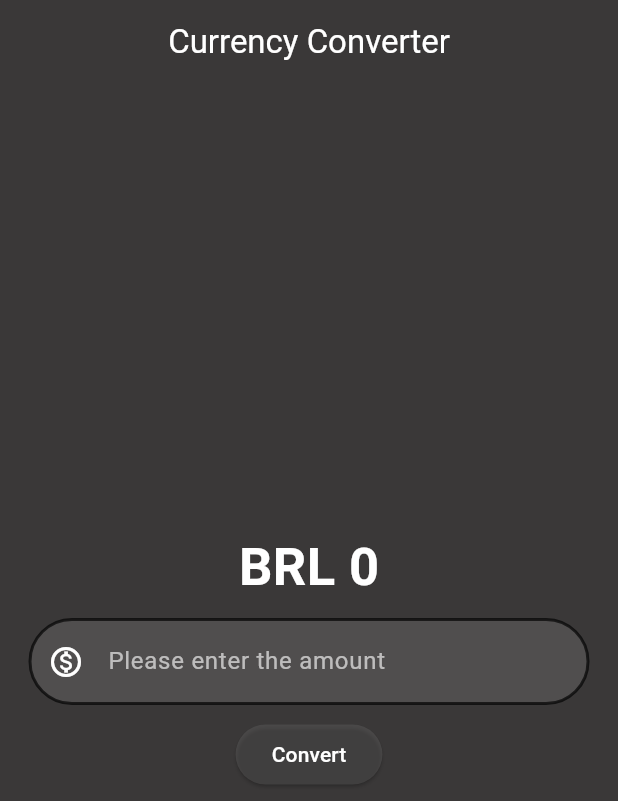
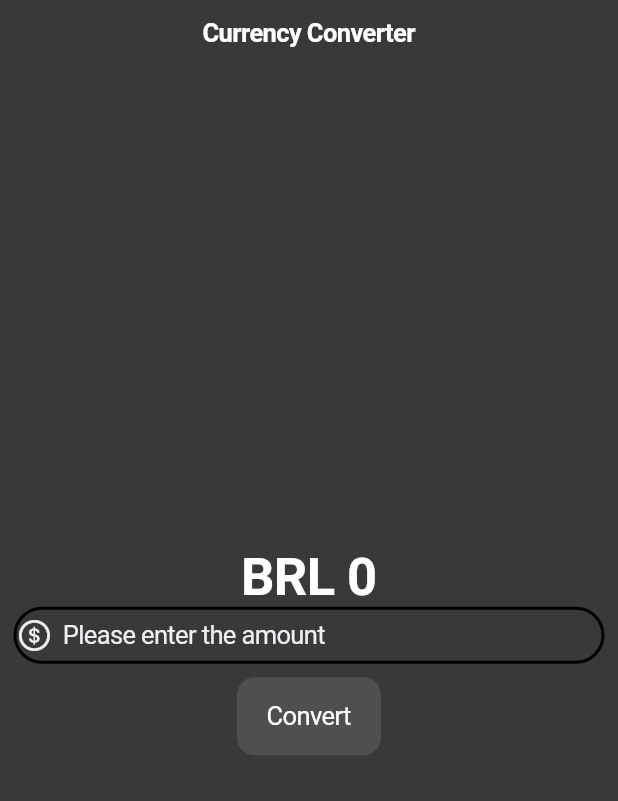
Before and after one commit to HevertonLessa/MOBILE-DEV, a Flutter app: the screen it shows after launch, on a phone screen of 412 x 824 dp. Shown: the top 801 px of the screen. Run offline on Flutter 3.47's test engine with Material 3 defaults, Android fonts, the phone set to English and light mode, and no system bars.

Commit message:
20/02/25

```diff
--- /dev/null
+++ b/Flutter/currency_converter/lib/currency_converter_cupertino.dart
@@ -0,0 +1,100 @@
+import 'package:flutter/cupertino.dart';
+import 'package:flutter/material.dart';
+
+class CurrencyConverterCupertinoPage extends StatefulWidget {
+  const CurrencyConverterCupertinoPage({super.key});
+
+  @override
+  State<CurrencyConverterCupertinoPage> createState() =>
+      _CurrencyConverterCupertinoPageState();
+}
+
+class _CurrencyConverterCupertinoPageState
+    extends State<CurrencyConverterCupertinoPage> {
+  double result = 0;
+  final TextEditingController textEditingController = TextEditingController();
+
+  void convert() {
+    result = double.parse(textEditingController.text) * 5.9;
+    setState(() {
+    });
+  }
+
+  @override
+  Widget build(BuildContext context) {
+    return CupertinoPageScaffold(
+      backgroundColor: Color.fromRGBO(58, 56, 56, 1),
+      navigationBar: CupertinoNavigationBar(
+        backgroundColor: Color.fromRGBO(
+          58,
+          56,
+          56,
+          1,
+        ),
+        middle: Text(
+          'Currency Converter',
+          style: TextStyle(
+            color: Colors.white,
+          ),
+        ),
+      ),
+      child: Center(
+        child: Padding(
+          padding: const EdgeInsets.all(10),
+          child: Column(
+            mainAxisAlignment: MainAxisAlignment.center,
+            children: [
+              Text(
+                'BRL ${result != 0 ? result.toStringAsFixed(2) : result.toStringAsFixed(0)}',
+                style: TextStyle(
+                  fontSize: 35,
+                  fontWeight: FontWeight.bold,
+                  color: Color.fromARGB(255, 255, 255, 255),
+                ),
+              ),
+              CupertinoTextField(
+                controller: textEditingController,
+                style:
+                    TextStyle(
+                      color: const Color.fromARGB(255, 255, 255, 255)),
+                decoration: BoxDecoration(
+                    color: Color.fromRGBO(58, 56, 56, 1),
+                    border: Border.all(
+                      width: 2.0,
+                      style: BorderStyle.solid,
+                      strokeAlign: BorderSide.strokeAlignCenter,
+                    ),
+                borderRadius: BorderRadius.all(
+                      Radius.circular(70),
+                    )
+                    ),
+                placeholder:( 'Please enter the amount'),
+                placeholderStyle: TextStyle(color: CupertinoColors.extraLightBackgroundGray),
+                prefix: Icon(
+                  CupertinoIcons.money_dollar_circle,
+                  color: CupertinoColors.extraLightBackgroundGray,
+                ),
+                keyboardType: TextInputType.numberWithOptions(
+                  decimal: true,
+                ),
+              ),
+              const SizedBox(height: 10),
+              CupertinoButton(
+                minSize: 30, // Define o tamanho mínimo do botão
+                onPressed: convert, // Função chamada quando o botão é pressionado
+                color: Color.fromARGB(57, 155, 155, 155), // Cor de fundo do botão
+                pressedOpacity: 0.5, // Opacidade quando o botão é pressionado
+                child: Text(
+                  'Convert',
+                  style: TextStyle(
+                    color: CupertinoColors.white
+                    ),
+                ), // Texto do botão
+              ),
+            ],
+          ),
+        ),
+      ),
+    );
+  }
+}
--- a/Flutter/currency_converter/lib/main.dart
+++ b/Flutter/currency_converter/lib/main.dart
@@ -1,8 +1,10 @@
+import 'package:currency_converter/currency_converter_cupertino.dart';
 import 'package:currency_converter/currency_converter_material_page.dart';
 import 'package:flutter/material.dart';
+import 'package:flutter/cupertino.dart';
 
 void main() {
-  runApp(MyApp());
+  runApp(MyCupertinoApp());
 }
 
 class MyApp extends StatelessWidget {
@@ -14,3 +16,14 @@ class MyApp extends StatelessWidget {
     );
   }
 }
+
+class MyCupertinoApp extends StatelessWidget {
+  const MyCupertinoApp({super.key});
+
+  @override
+  Widget build(BuildContext context) {
+   return const  CupertinoApp (
+      home: CurrencyConverterCupertinoPage(),
+    );
+  }
+}
```
